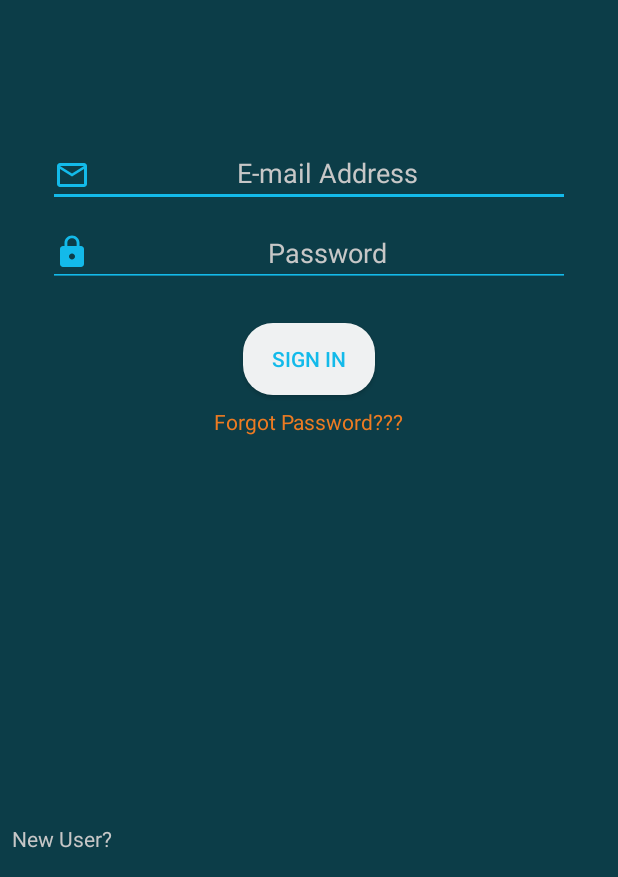
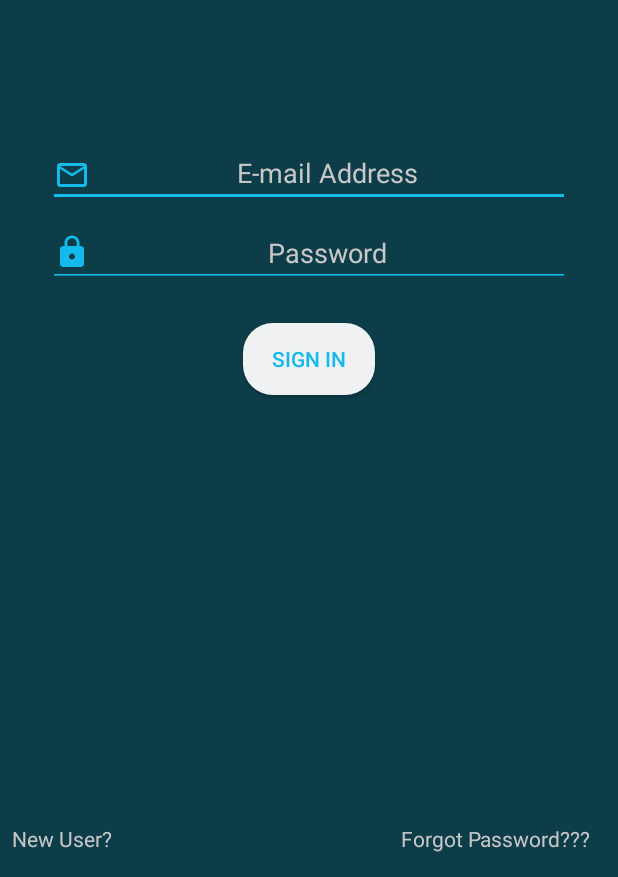
Before and after one commit to ethanwc/Group-4-TCSS-450, an Android app: the screen it shows after launch (MainActivity), on a phone screen of 412 x 824 dp, the part 359-1236 px from its top. Run offline under Robolectric (Android 15) with nearby library versions, the phone set to English and light mode, and no system bars.

Commit message:
merged arjun's password recovery

```diff
--- a/Wessenger/app/src/main/res/layout/fragment_login.xml
+++ b/Wessenger/app/src/main/res/layout/fragment_login.xml
@@ -81,12 +81,12 @@
         android:id="@+id/txt_login_forgetPassword"
         android:layout_width="wrap_content"
         android:layout_height="wrap_content"
-        android:layout_marginTop="8dp"
+        android:layout_marginBottom="16dp"
         android:text="@string/txt_login_forgotPassword"
-        android:textColor="@color/weatherText"
+        app:layout_constraintBottom_toBottomOf="parent"
         app:layout_constraintEnd_toEndOf="parent"
-        app:layout_constraintStart_toStartOf="parent"
-        app:layout_constraintTop_toBottomOf="@+id/button_login_login" />
+        app:layout_constraintHorizontal_bias="0.937"
+        app:layout_constraintStart_toStartOf="parent" />
 
 
 </android.support.constraint.ConstraintLayout>
--- a/Wessenger/app/src/main/res/layout/fragment_reset_password.xml
+++ b/Wessenger/app/src/main/res/layout/fragment_reset_password.xml
@@ -58,6 +58,7 @@
         android:layout_height="wrap_content"
         android:layout_marginTop="20dp"
         android:text="@string/btn_reset_password_change"
+        android:textColor="@color/messageText"
         app:layout_constraintEnd_toEndOf="parent"
         app:layout_constraintStart_toStartOf="parent"
         app:layout_constraintTop_toBottomOf="@+id/editText_resetPwd_passwordAgain" />
--- a/Wessenger/app/src/main/res/layout/fragment_temorary_password_send.xml
+++ b/Wessenger/app/src/main/res/layout/fragment_temorary_password_send.xml
@@ -34,6 +34,7 @@
         android:layout_marginTop="32dp"
         android:layout_marginEnd="148dp"
         android:text="@string/temoraryPassword_reset"
+        android:textColor="@color/messageText"
         app:layout_constraintEnd_toEndOf="parent"
         app:layout_constraintStart_toStartOf="parent"
         app:layout_constraintTop_toBottomOf="@+id/editText_temporarypassword_email" />
```
